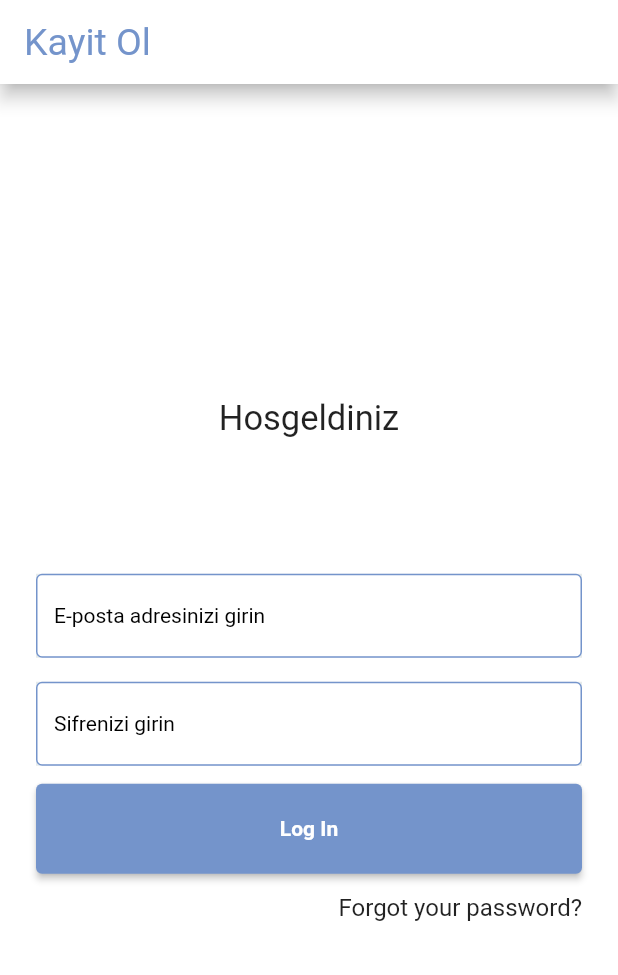
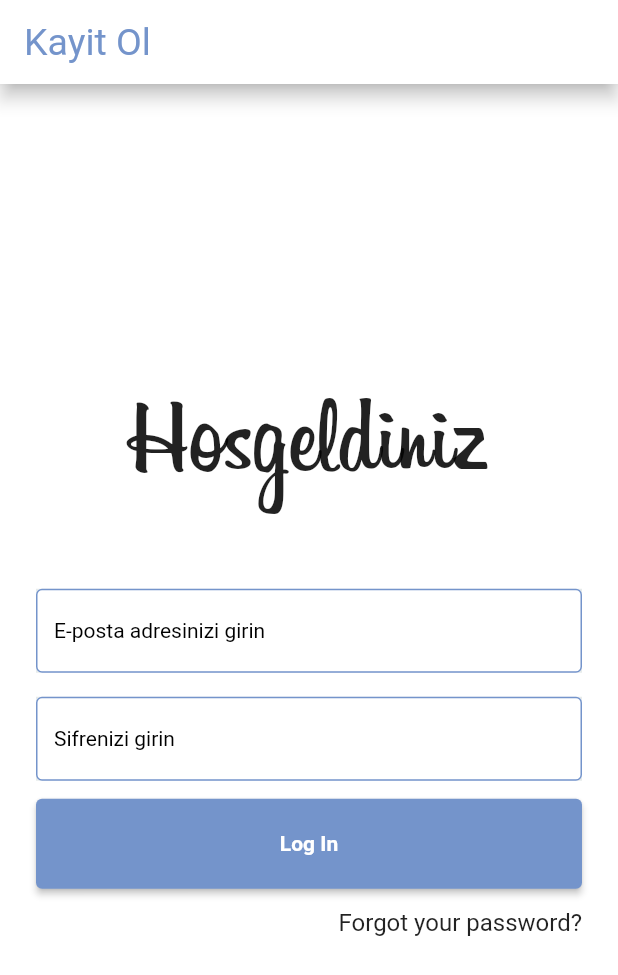
Before and after one commit to Sena-dogan/GOhouse, a Flutter app: the screen it shows after launch, on a phone screen of 412 x 824 dp. Shown: the top 975 px of the screen. Run offline on Flutter 3.47's test engine with Material 2 defaults, Android fonts, the phone set to English and light mode, and no system bars; our stand-ins replace another_flushbar, dio, fluro, flutter_mobx, get_it, google_fonts and 4 more; missing offline and left inert: xxtea; generated files the repository leaves out were written again.

Commit message:
login update

```diff
--- a/lib/constants/app_theme.dart
+++ b/lib/constants/app_theme.dart
@@ -50,10 +50,7 @@ class AppThemeData {
       focusColor: focusColor,
       snackBarTheme: SnackBarThemeData(
         behavior: SnackBarBehavior.floating,
-        backgroundColor: Color.alphaBlend(
-          _lightFillColor.withOpacity(0.80),
-          _darkFillColor,
-        ),
+        backgroundColor: Colors.white,
         contentTextStyle: _textTheme.subtitle1!.apply(color: _darkFillColor),
       ),
     );
--- a/lib/ui/login/login.dart
+++ b/lib/ui/login/login.dart
@@ -69,7 +69,6 @@ class _LoginScreenState extends State<LoginScreen> {
       elevation: 5.0,
       backgroundColor: Colors.white,
       automaticallyImplyLeading: false,
-
     );
   }
 
@@ -132,11 +131,24 @@ class _LoginScreenState extends State<LoginScreen> {
           mainAxisAlignment: MainAxisAlignment.center,
           children: <Widget>[
             Center(
-              child: Text('Hosgeldiniz', style: GoogleFonts.roboto(
-                fontSize: 23,
-              ),),
+              child: Text(
+                'Hosgeldiniz',
+                style: TextStyle(
+                  color: Colors.black87,
+                  fontFamily: 'Billabong',
+                  fontSize: 70,
+                  fontWeight: FontWeight.w100,
+                  shadows: <Shadow>[
+                    Shadow(
+                      offset: Offset(0, 2.2),
+                      blurRadius: 199.0,
+                      color: Colors.white,
+                    ),
+                  ],
+                ),
+              ),
             ),
-            SizedBox(height: 90.0),
+            SizedBox(height: 50.0),
             _buildUserIdField(),
             _buildPasswordField(),
             SizedBox(height: 12.0),
@@ -179,13 +191,12 @@ class _LoginScreenState extends State<LoginScreen> {
     return Observer(
       builder: (context) {
         return TextFieldWidget(
-          hint:
-              "Sifrenizi girin",
+          hint: "Sifrenizi girin",
           isObscure: true,
           padding: EdgeInsets.only(top: 16.0),
           isIcon: false,
           icon: Icons.lock,
-          iconColor: _themeStore.darkMode ? Colors.white70 : Colors.black54,
+          iconColor: _themeStore.darkMode ? Colors.white : Colors.black54,
           textController: _passwordController,
           focusNode: _passwordFocusNode,
           errorText: _store.formErrorStore.password,
@@ -202,7 +213,9 @@ class _LoginScreenState extends State<LoginScreen> {
       alignment: FractionalOffset.centerRight,
       child: GestureDetector(
         child: Text("Forgot your password?"),
-        onTap: () {},
+        onTap: () {
+          debugPrint("forgot");
+        },
       ),
     );
   }
@@ -213,7 +226,7 @@ class _LoginScreenState extends State<LoginScreen> {
         if (_store.canLogin) {
           DeviceUtils.hideKeyboard(context);
           Application.router.navigateTo(context, Routes.home,
-            transition: TransitionType.native);
+              transition: TransitionType.native);
         } else {
           _showErrorMessage('Lutfen tum alanlari doldurun');
         }
--- a/lib/widgets/textfield_widget.dart
+++ b/lib/widgets/textfield_widget.dart
@@ -37,11 +37,10 @@ class TextFieldWidget extends StatelessWidget {
           decoration: InputDecoration(
               filled: true,
               fillColor: Colors.white,
-              border: new OutlineInputBorder(borderSide: new BorderSide(color: Colors.grey)),
+              border: new OutlineInputBorder(borderSide: new BorderSide(color: Colors.white)),
               enabledBorder: new OutlineInputBorder(borderSide: new BorderSide(color: AppThemeData.lightColorScheme.primary)),
               hintText: this.hint,
-              hintStyle:
-                  Theme.of(context).textTheme.bodyText1!.copyWith(color: hintColor),
+              hintStyle: TextStyle(color: hintColor),
               errorText: errorText,
               counterText: '',
               icon: this.isIcon ? Icon(this.icon, color: iconColor) : null),
@@ -61,7 +60,7 @@ class TextFieldWidget extends StatelessWidget {
     this.isIcon = true,
     this.padding = const EdgeInsets.all(0),
     this.hintColor = Colors.black,
-    this.iconColor = Colors.grey,
+    this.iconColor = Colors.white,
     this.focusNode,
     this.onFieldSubmitted,
     this.onChanged,
--- a/pubspec.yaml
+++ b/pubspec.yaml
@@ -126,6 +126,9 @@ flutter:
       style: italic
     - asset: assets/fonts/Product-Sans-Bold.ttf
       weight: 700
+  - family: Billabong
+    fonts:
+    - asset: assets/fonts/Billabong.ttf
 
   # For details regarding fonts from package dependencies,
   # see https://flutter.io/custom-fonts/#from-packages
```
Also changed, not shown: assets/fonts/Billabong.ttf (added), assets/fonts/Hipster-Script-Regular.ttf (added).
